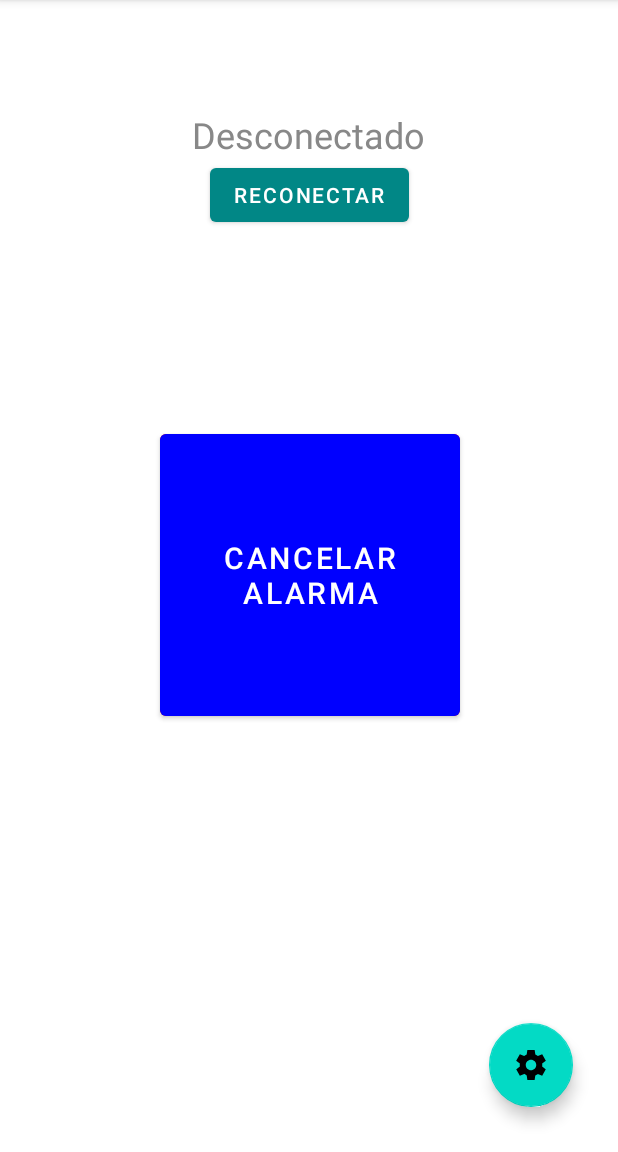
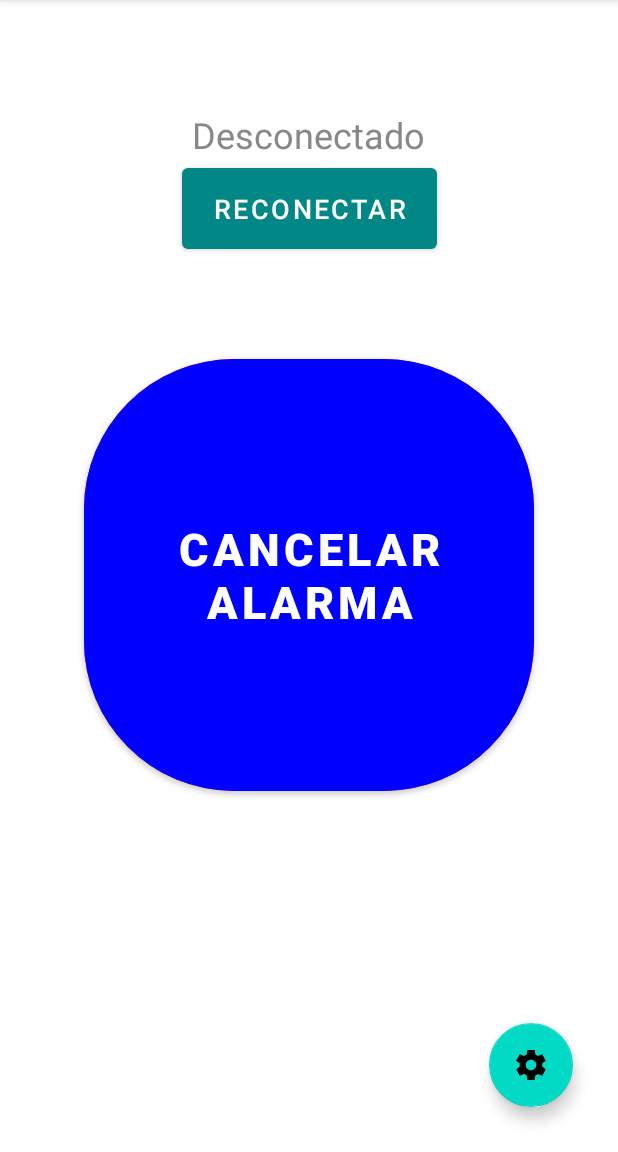
Before and after one commit to ceachesantos/ALUDE, an Android app: the screen it shows after launch (MainActivity), after a tap on "EMERGENCIA", on a phone screen of 412 x 824 dp, the part 84-1236 px from its top. Run offline under Robolectric (Android 15) with nearby library versions, the phone set to English and light mode, and no system bars.

Commit message:
cambio visual en botones

```diff
--- a/app/src/main/res/layout/activity_main.xml
+++ b/app/src/main/res/layout/activity_main.xml
@@ -30,20 +30,23 @@
         app:layout_constraintTop_toTopOf="parent"
         app:layout_constraintVertical_bias="0.1" />
 
-    <Button
+    <com.google.android.material.button.MaterialButton
         android:id="@+id/bEmergencia"
-        android:layout_width="200dp"
-        android:layout_height="200dp"
+        android:layout_width="300dp"
+        android:layout_height="300dp"
         android:backgroundTint="#FF0000"
         android:onClick="botonEmergencias"
         android:text="@string/boton_emergencias"
-        android:textSize="20sp"
         app:layout_constraintBottom_toBottomOf="parent"
         app:layout_constraintEnd_toEndOf="parent"
         app:layout_constraintHorizontal_bias="0.502"
         app:layout_constraintStart_toStartOf="parent"
         app:layout_constraintTop_toTopOf="parent"
-        app:layout_constraintVertical_bias="0.499" /> <!-- Use SP(Scale Independent Pixel) -->
+        app:layout_constraintVertical_bias="0.499"
+        android:textColor="@color/white"
+        android:textSize="30sp"
+        android:textStyle="bold"
+        app:cornerRadius="100sp"/> <!-- Use SP(Scale Independent Pixel) -->
 
 <!--
     <Switch
@@ -78,8 +81,9 @@
 
     <Button
         android:id="@+id/bReconectar"
-        android:layout_width="wrap_content"
-        android:layout_height="48dp"
+        android:layout_width="170dp"
+        android:layout_height="66dp"
+        android:textSize="18sp"
         android:onClick="recargar"
         android:text="Reconectar"
         app:layout_constraintEnd_toEndOf="parent"
--- a/build.gradle
+++ b/build.gradle
@@ -1,5 +1,5 @@
 // Top-level build file where you can add configuration options common to all sub-projects/modules.
 plugins {
-    id 'com.android.application' version '7.4.1' apply false
-    id 'com.android.library' version '7.4.1' apply false
+    id 'com.android.application' version '7.4.2' apply false
+    id 'com.android.library' version '7.4.2' apply false
 }
```
